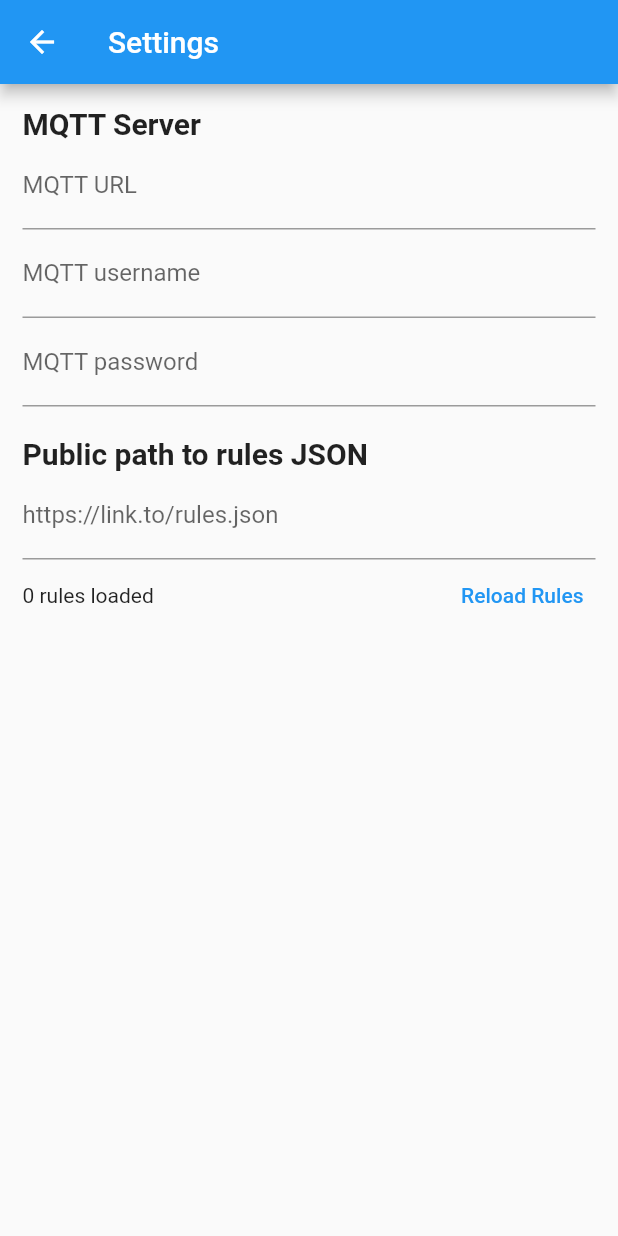
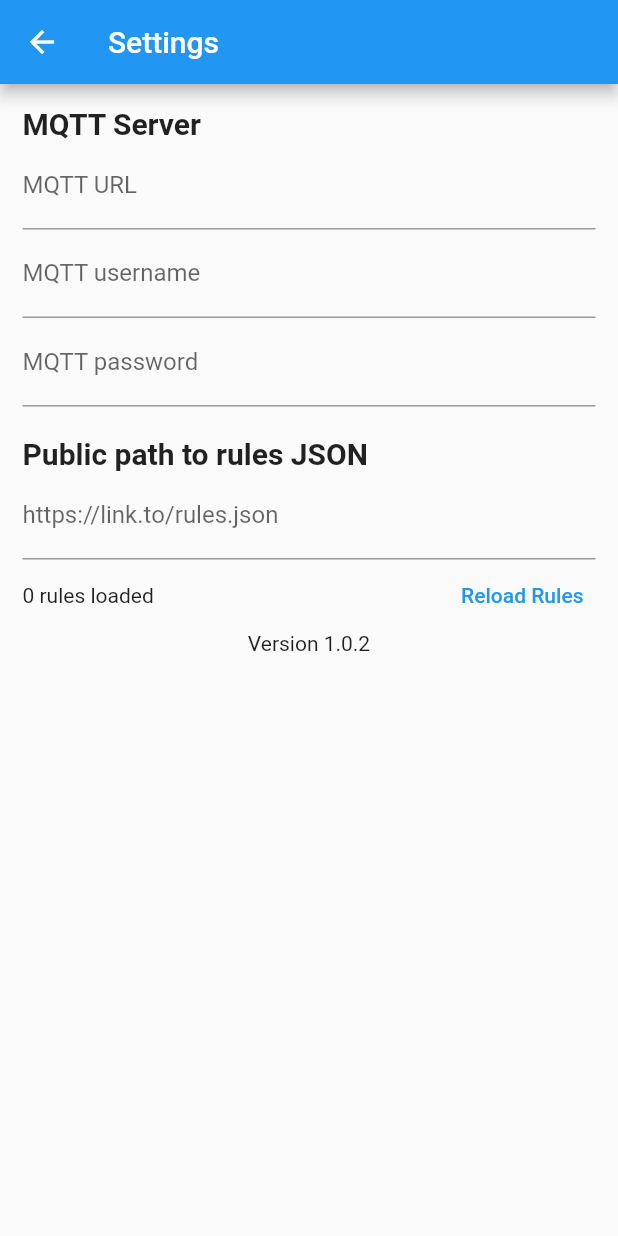
Before and after one commit to wilkinnh/push_notification_to_mqtt, a Flutter app: the screen it shows after launch, after a tap on the "settings" icon, on a phone screen of 412 x 824 dp. Run offline on Flutter 3.47's test engine with Material 2 defaults, Android fonts, the light colour scheme and no system bars; our stand-ins replace built_collection, built_value, package_info_plus, shared_preferences; missing offline and left inert: device_apps, mqtt_client, notifier_listener.

Commit message:
show version at bottom of settings

```diff
--- a/lib/settings.dart
+++ b/lib/settings.dart
@@ -2,6 +2,7 @@ import 'package:flutter/material.dart';
 import 'package:provider/provider.dart';
 
 import 'model/data_manager.dart';
+import 'package:package_info_plus/package_info_plus.dart';
 
 class Settings extends StatefulWidget {
   const Settings({Key? key}) : super(key: key);
@@ -16,6 +17,8 @@ class _SettingsState extends State<Settings> {
   final _mqttPasswordController = TextEditingController();
   final _rulesURLEditingController = TextEditingController();
 
+  String? versionNumber = null;
+
   void _initializeControllers(DataManager dataManager) {
     if (_mqttServerEditingController.text.isEmpty && dataManager.mqttServerURL != null) {
       _mqttServerEditingController.text = dataManager.mqttServerURL!;
@@ -29,6 +32,11 @@ class _SettingsState extends State<Settings> {
     if (_rulesURLEditingController.text.isEmpty && dataManager.rulesURL != null) {
       _rulesURLEditingController.text = dataManager.rulesURL!;
     }
+    PackageInfo.fromPlatform().then((PackageInfo packageInfo) {
+      setState(() {
+        versionNumber = "Version ${packageInfo.version}";
+      });
+    });
   }
 
   void dispose() {
@@ -218,6 +226,13 @@ class _SettingsState extends State<Settings> {
                   ],
                 );
               }),
+              if (versionNumber != null)
+                TableRow(children: [
+                  Text(
+                    versionNumber!,
+                    textAlign: TextAlign.center,
+                  ),
+                ])
             ],
           ),
         ),
--- a/pubspec.yaml
+++ b/pubspec.yaml
@@ -15,7 +15,7 @@ publish_to: 'none' # Remove this line if you wish to publish to pub.dev
 # In iOS, build-name is used as CFBundleShortVersionString while build-number used as CFBundleVersion.
 # Read more about iOS versioning at
 # https://developer.apple.com/library/archive/documentation/General/Reference/InfoPlistKeyReference/Articles/CoreFoundationKeys.html
-version: 1.0.0+1
+version: 1.0.2+1
 
 environment:
   sdk: ">=2.17.0-202.0.dev <3.0.0"
@@ -38,6 +38,7 @@ dependencies:
   provider: ^6.0.2
   http: ^0.13.4
   intl: ^0.17.0
+  package_info_plus: ^3.0.2
 
 dev_dependencies:
   flutter_test:
```
Also changed, not shown: pubspec.lock, 5 other files.
